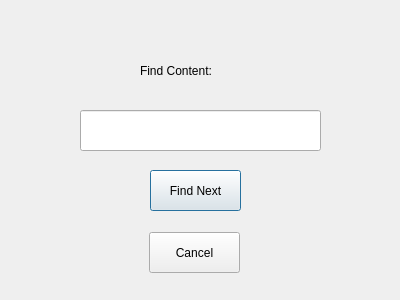
Before: the Qt Designer form hws word/finddialog.ui in hsw-team/hsw, drawn with Qt 5.
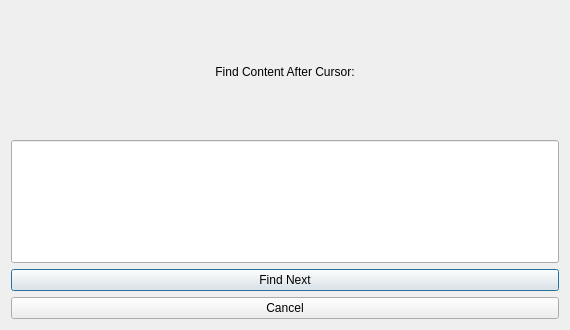
After: the same form once the commit is applied.

The edit to the form file:
```diff
--- a/hws word/finddialog.ui
+++ b/hws word/finddialog.ui
@@ -6,22 +6,37 @@
    <rect>
     <x>0</x>
     <y>0</y>
-    <width>400</width>
-    <height>300</height>
+    <width>570</width>
+    <height>330</height>
    </rect>
   </property>
   <property name="windowTitle">
    <string>Dialog</string>
   </property>
+  <layout class="QVBoxLayout" name="verticalLayout">
+   <item>
+    <widget class="QLabel" name="label">
+     <property name="styleSheet">
+      <string notr="true">
+font: 10pt &quot;Consolas&quot;;</string>
+     </property>
+     <property name="text">
+      <string>&lt;html&gt;&lt;head/&gt;&lt;body&gt;&lt;p align=&quot;center&quot;&gt;Find Content After Cursor:&lt;/p&gt;&lt;/body&gt;&lt;/html&gt;</string>
+     </property>
+    </widget>
+   </item>
+   <item>
+    <widget class="QLineEdit" name="lineEdit">
+     <property name="sizePolicy">
+      <sizepolicy hsizetype="Expanding" vsizetype="Minimum">
+       <horstretch>0</horstretch>
+       <verstretch>0</verstretch>
+      </sizepolicy>
+     </property>
+    </widget>
+   </item>
+   <item>
   <widget class="QPushButton" name="findButton">
-   <property name="geometry">
-    <rect>
-     <x>150</x>
-     <y>170</y>
-     <width>91</width>
-     <height>41</height>
-    </rect>
-   </property>
    <property name="styleSheet">
     <string notr="true">font: 9pt &quot;Consolas&quot;;</string>
    </property>
@@ -29,15 +44,9 @@
     <string>Find Next</string>
    </property>
   </widget>
+   </item>
+   <item>
   <widget class="QPushButton" name="pushButton_2">
-   <property name="geometry">
-    <rect>
-     <x>149</x>
-     <y>232</y>
-     <width>91</width>
-     <height>41</height>
-    </rect>
-   </property>
    <property name="styleSheet">
     <string notr="true">font: 9pt &quot;Consolas&quot;;</string>
    </property>
@@ -45,33 +54,8 @@
     <string>Cancel</string>
    </property>
   </widget>
-  <widget class="QLineEdit" name="lineEdit">
-   <property name="geometry">
-    <rect>
-     <x>80</x>
-     <y>110</y>
-     <width>241</width>
-     <height>41</height>
-    </rect>
-   </property>
-  </widget>
-  <widget class="QLabel" name="label">
-   <property name="geometry">
-    <rect>
-     <x>140</x>
-     <y>50</y>
-     <width>111</width>
-     <height>41</height>
-    </rect>
-   </property>
-   <property name="styleSheet">
-    <string notr="true">
-font: 10pt &quot;Consolas&quot;;</string>
-   </property>
-   <property name="text">
-    <string>Find Content:</string>
-   </property>
-  </widget>
+   </item>
+  </layout>
  </widget>
  <resources/>
  <connections/>
```
Lines whose indentation alone changed are shown as unchanged.
